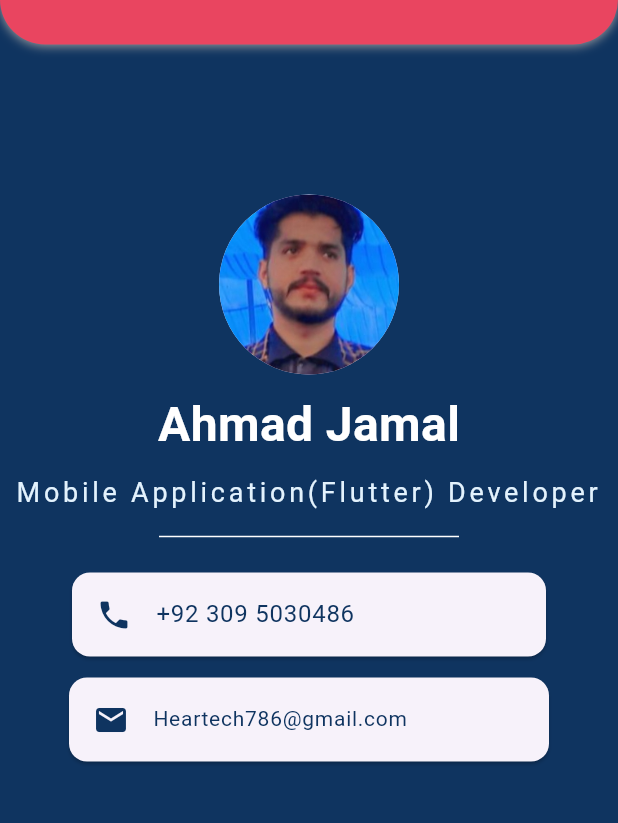
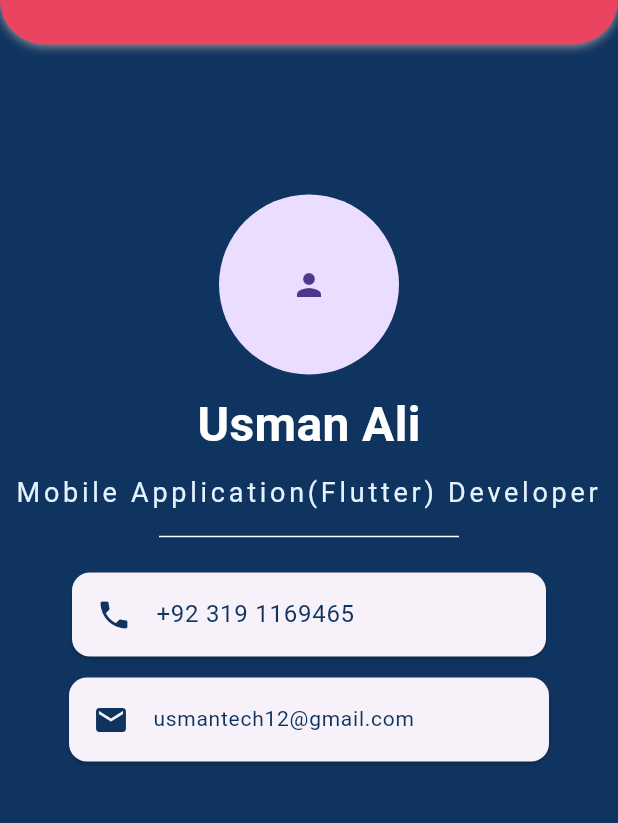
Before and after one commit to DevelopeFlutter/Taleem, a Flutter app: the Gotohome screen opened directly, in the side drawer, after a tap on "Books", on a phone screen of 412 x 824 dp, the part 110-933 px from its top. Run offline on Flutter 3.47's test engine with Material 3 defaults, Android fonts, the light colour scheme and no system bars; our stand-ins replace cloud_firestore, connectivity, firebase_auth, firebase_core, firebase_messaging, flutter_local_notifications and 4 more; accounts and stored records are empty; network calls fail; Roboto replaces fonts that are missing (Kanit, Pacifico, SourceSansPro).

Commit message:
changing Ads id's

```diff
--- a/lib/screens/Homepage.dart
+++ b/lib/screens/Homepage.dart
@@ -1,6 +1,7 @@
 // ignore_for_file: prefer_const_constructors
 
 import 'package:cloud_firestore/cloud_firestore.dart';
+import 'package:course_hub/helper/Adids.dart';
 import 'package:firebase_auth/firebase_auth.dart';
 import 'package:flutter/material.dart';
 
@@ -47,7 +48,7 @@ class _HomeScreenState extends State<HomeScreen> {
     super.didChangeDependencies();
     bannerad = BannerAd(
         size: AdSize.banner,
-        adUnitId: 'ca-app-pub-4374438450741071/6915856318',
+        adUnitId: BannerID6,
         listener: BannerAdListener(onAdLoaded: (ad) {
           setState(() {
             addloadd = true;
--- a/lib/screens/aboutus.dart
+++ b/lib/screens/aboutus.dart
@@ -74,13 +74,14 @@ class _AboutusState extends State<Aboutus> {
               children: <Widget>[
                 CircleAvatar(
                   radius: 60.0,
-                  backgroundImage: AssetImage('assets/images/Profile.jpg'),
+                  child: Center( child: Icon(Icons.person),),
+                  // backgroundImage: AssetImage('assets/images/Profile.jpg'),
                 ),
                 SizedBox(
                   height: 10,
                 ),
                 Text(
-                  'Ahmad Jamal',
+                  'Usman Ali',
                   style: TextStyle(
                     fontFamily: 'Pacifico',
                     fontWeight: FontWeight.bold,
@@ -116,7 +117,7 @@ class _AboutusState extends State<Aboutus> {
                       color: Color(0xff0F3460),
                     ),
                     title: Text(
-                      '+92 309 5030486',
+                      '+92 319 1169465',
                       style: TextStyle(
                         color: Color(0xff0F3460),
                       ),
@@ -131,7 +132,7 @@ class _AboutusState extends State<Aboutus> {
                       color: Color(0xff0F3460),
                     ),
                     title: Text(
-                      'Heartech786@gmail.com',
+                      'usmantech12@gmail.com',
                       style: TextStyle(
                         fontSize: 14,
                         color: Color(0xff0F3460),
--- a/lib/screens/bookhome.dart
+++ b/lib/screens/bookhome.dart
@@ -10,6 +10,7 @@ import 'package:provider/provider.dart';
 
 import '../Network checker/network_aware.dart';
 import '../Network checker/network_service.dart';
+import '../helper/Adids.dart';
 import '../helper/helper.dart';
 import '../model/usermodel.dart';
 import '../widgets/course_card.dart';
@@ -47,7 +48,7 @@ class _HomeScreenbookState extends State<HomeScreenbook> {
     super.didChangeDependencies();
     bannerad = BannerAd(
         size: AdSize.banner,
-        adUnitId: 'ca-app-pub-4374438450741071/6915856318',
+        adUnitId: BannerID3,
         listener: BannerAdListener(onAdLoaded: (ad) {
           setState(() {
             addloadd = true;
--- a/lib/screens/categoryscreen.dart
+++ b/lib/screens/categoryscreen.dart
@@ -1,6 +1,7 @@
 // ignore_for_file: prefer_const_constructors
 
 import 'package:cloud_firestore/cloud_firestore.dart';
+import 'package:course_hub/helper/Adids.dart';
 
 import 'package:course_hub/screens/Homepage.dart';
 import 'package:course_hub/screens/bookhome.dart';
@@ -49,7 +50,7 @@ class _GotohomeState extends State<Gotohome> {
   void didChangeDependencies() {
     super.didChangeDependencies();
     InterstitialAd.load(
-        adUnitId: 'ca-app-pub-4374438450741071/6210964485',
+        adUnitId: InterstitialID3,
         request: AdRequest(),
         adLoadCallback: InterstitialAdLoadCallback(
             onAdLoaded: ((ad) {
@@ -61,7 +62,7 @@ class _GotohomeState extends State<Gotohome> {
             onAdFailedToLoad: ((error) {})));
     bannerad = BannerAd(
         size: AdSize.banner,
-        adUnitId: 'ca-app-pub-4374438450741071/9142650128',
+        adUnitId: BannerID4,
         listener: BannerAdListener(onAdLoaded: (ad) {
           setState(() {
             addloadd = true;
--- a/lib/screens/doanteresource.dart
+++ b/lib/screens/doanteresource.dart
@@ -1,3 +1,4 @@
+import 'package:course_hub/helper/Adids.dart';
 import 'package:course_hub/services/Authservices.dart';
 import 'package:flutter/material.dart';
 
@@ -70,7 +71,7 @@ class _DonateresourseState extends State<Donateresourse> {
     super.didChangeDependencies();
     bannerad = BannerAd(
         size: AdSize.banner,
-        adUnitId: 'ca-app-pub-4374438450741071/6915856318',
+        adUnitId:BannerID5 ,
         listener: BannerAdListener(onAdLoaded: (ad) {
           setState(() {
             addloadd = true;
--- a/lib/screens/home.dart
+++ b/lib/screens/home.dart
@@ -39,7 +39,6 @@ class _HomeState extends State<Home> {
     });
 
     FirebaseMessaging.onMessageOpenedApp.listen((RemoteMessage message) {
-      // print('A new onMessageOpenedApp event was published!');
       RemoteNotification? notification = message.notification;
       AndroidNotification? android = message.notification?.android;
       if (notification != null && android != null) {
--- a/lib/screens/pptscreen.dart
+++ b/lib/screens/pptscreen.dart
@@ -1,6 +1,7 @@
 // ignore_for_file: prefer_const_constructors
 
 import 'package:cloud_firestore/cloud_firestore.dart';
+import 'package:course_hub/helper/Adids.dart';
 import 'package:firebase_auth/firebase_auth.dart';
 import 'package:flutter/material.dart';
 
@@ -47,7 +48,7 @@ class _HomeScreenPPTState extends State<HomeScreenPPT> {
     super.didChangeDependencies();
     bannerad = BannerAd(
         size: AdSize.banner,
-        adUnitId: 'ca-app-pub-4374438450741071/6915856318',
+        adUnitId:BannerID7,
         listener: BannerAdListener(onAdLoaded: (ad) {
           setState(() {
             addloadd = true;
--- a/lib/screens/support.dart
+++ b/lib/screens/support.dart
@@ -1,6 +1,7 @@
 // ignore_for_file: prefer_const_constructors
 
 import 'package:cloud_firestore/cloud_firestore.dart';
+import 'package:course_hub/helper/Adids.dart';
 import 'package:course_hub/model/course_model.dart';
 import 'package:course_hub/widgets/support_ticket.dart';
 import 'package:firebase_auth/firebase_auth.dart';
@@ -49,7 +50,7 @@ class _SupportTicketState extends State<SupportTicket> {
     super.didChangeDependencies();
     bannerad = BannerAd(
         size: AdSize.banner,
-        adUnitId: 'ca-app-pub-4374438450741071/6915856318',
+        adUnitId:BannerID8 ,
         listener: BannerAdListener(onAdLoaded: (ad) {
           setState(() {
             addloadd = true;
--- a/lib/screens/ticketdetail.dart
+++ b/lib/screens/ticketdetail.dart
@@ -1,4 +1,5 @@
 import 'package:cloud_firestore/cloud_firestore.dart';
+import 'package:course_hub/helper/Adids.dart';
 import 'package:course_hub/screens/doanteresource.dart';
 import 'package:firebase_auth/firebase_auth.dart';
 import 'package:flutter/material.dart';
@@ -57,7 +58,7 @@ class _TicketdetailState extends State<Ticketdetail> {
   void didChangeDependencies() {
     super.didChangeDependencies();
      InterstitialAd.load(
-        adUnitId: 'ca-app-pub-4374438450741071/6210964485',
+        adUnitId:InterstitialID4 ,
         request: AdRequest(),
         adLoadCallback: InterstitialAdLoadCallback(
             onAdLoaded: ((ad) {
@@ -69,7 +70,7 @@ class _TicketdetailState extends State<Ticketdetail> {
             onAdFailedToLoad: ((error) {})));
     bannerad = BannerAd(
         size: AdSize.banner,
-        adUnitId: 'ca-app-pub-4374438450741071/6915856318',
+        adUnitId:BannerID9 ,
         listener: BannerAdListener(onAdLoaded: (ad) {
           setState(() {
             addloadd = true;
--- a/lib/screens/welcome_screen.dart
+++ b/lib/screens/welcome_screen.dart
@@ -17,7 +17,7 @@ class Splashscreen extends StatefulWidget {
   _SplashscreenState createState() => _SplashscreenState();
 }
 
-class _SplashscreenState extends State<Splashscreen> {
+class _SplashscreenState extends State<Splashscreen>{
   final splashDelay = 7;
 
   @override
@@ -47,7 +47,7 @@ class _SplashscreenState extends State<Splashscreen> {
           mainAxisAlignment: MainAxisAlignment.center,
           children: [
             Padding(
-              padding: const EdgeInsets.all(8.0),
+              padding:  EdgeInsets.all(8.0),
               child: Image(
                 image: AssetImage('assets/images/welcome.png'),
                 width: 350,
@@ -69,7 +69,6 @@ class _SplashscreenState extends State<Splashscreen> {
               style: GoogleFonts.kanit(
                   color: Colors.white,
                   fontSize: 15,
-                  // letterSpacing: 1,
                   fontWeight: FontWeight.w200),
             ),
           ],
```
Also changed, not shown: lib/helper/Adids.dart (added, +16 -0 lines), lib/screens/About.dart (+7 -4 lines), 2 other files.
